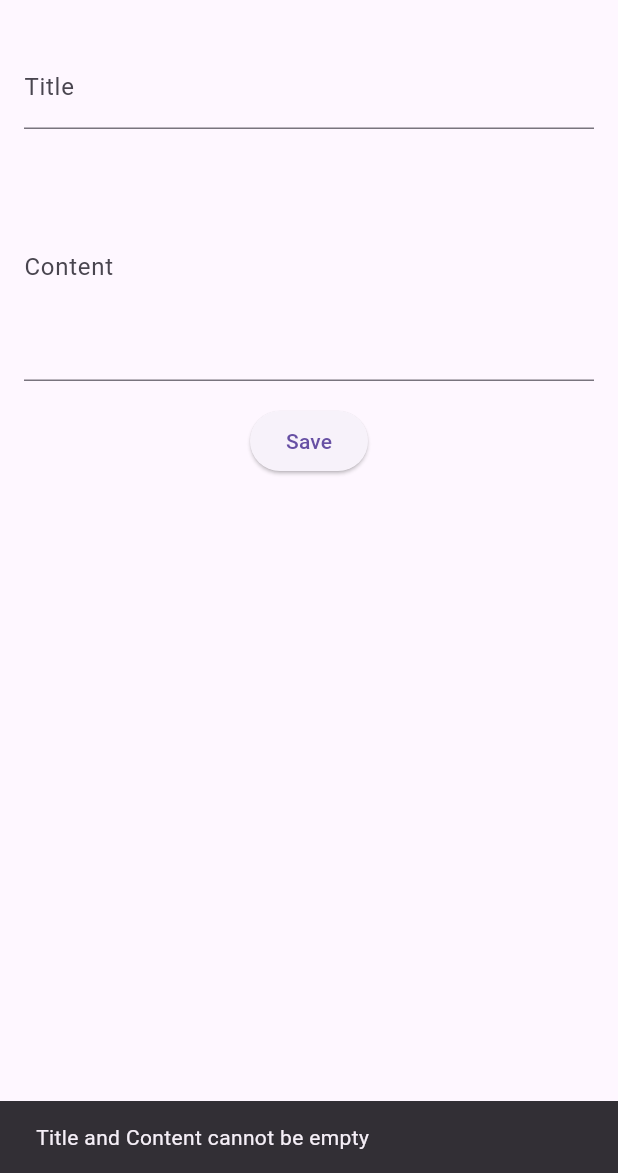
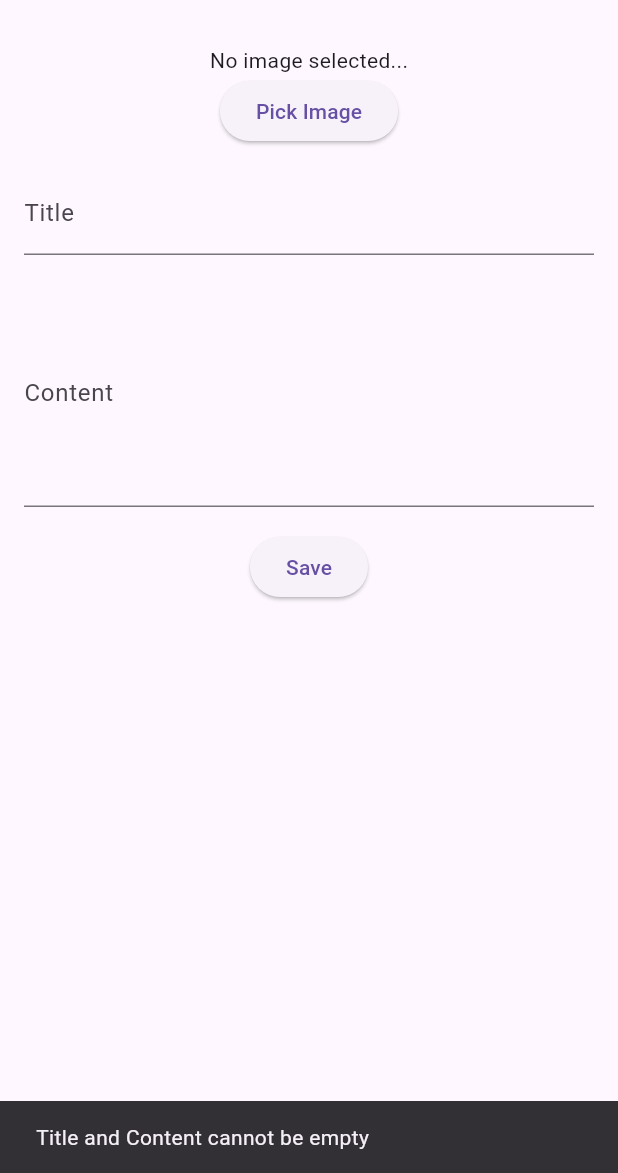
Before and after one commit to Cels12/flutter-diary, a Flutter app: the AddDiaryPage screen opened directly, after a tap on "Save", on a phone screen of 412 x 824 dp, the part 63-1236 px from its top. Run offline on Flutter 3.47's test engine with Material 3 defaults, Android fonts, the phone set to English and light mode, and no system bars; our stand-ins replace image_picker, permission_handler, supabase_flutter; accounts and stored records are empty.

Commit message:
Menambahkan fitur upload image juga show image

```diff
--- a/lib/add_diary_page.dart
+++ b/lib/add_diary_page.dart
@@ -1,5 +1,8 @@
 import 'package:flutter/material.dart';
 import 'package:supabase_flutter/supabase_flutter.dart';
+import 'dart:io';
+import 'package:permission_handler/permission_handler.dart';
+import 'package:image_picker/image_picker.dart';
 
 class AddDiaryPage extends StatefulWidget {
   const AddDiaryPage({super.key});
@@ -9,48 +12,94 @@ class AddDiaryPage extends StatefulWidget {
 }
 
 class _AddDiaryPageState extends State<AddDiaryPage> {
+  File? _imageFile;
   final TextEditingController _titleController = TextEditingController();
   final TextEditingController _contentController = TextEditingController();
 
-  Future<void> _addDiary() async {
+  //pick image
+  Future pickImage() async {
+    //picker
+    final ImagePicker picker = ImagePicker();
+
+    //pick from gallery
+    final XFile? image = await picker.pickImage(source: ImageSource.gallery);
+
+    //update image preview
+    if (image != null) {
+      setState(() {
+        _imageFile = File(image.path);
+      });
+    }
+  }
+
+  //upload
+  Future<String?> uploadImage() async {
+    if (_imageFile == null) return null;
+
+    final fileName = DateTime.now().millisecondsSinceEpoch.toString();
+    final path = 'uploads/$fileName';
+
+    try {
+      await Supabase.instance.client.storage.from('images').upload(path, _imageFile!);
+      return path; // Return the uploaded image path
+    } catch (e) {
+      // Handle errors during upload
+      ScaffoldMessenger.of(context).showSnackBar(
+        SnackBar(content: Text('Image upload failed: ${e.toString()}')),
+      );
+      return null;
+    }
+  }
+
+
+  Future<void> _addDiary(String? imagePath) async {
     final title = _titleController.text;
     final content = _contentController.text;
 
     if (title.isEmpty || content.isEmpty) {
       ScaffoldMessenger.of(context).showSnackBar(
-        SnackBar(content: Text('Title and Content cannot be empty')),
+        const SnackBar(content: Text('Title and Content cannot be empty')),
       );
       return;
     }
 
     try {
-      // Kirim data ke Supabase
+      // Insert diary data into Supabase
       final response = await Supabase.instance.client
           .from('diaries')
-          .insert({'title': title, 'content': content})
+          .insert({
+        'title': title,
+        'content': content,
+        'image_path': imagePath, // Save image path if available
+      })
           .select();
 
-      // Cek jika data berhasil ditambahkan
-      if(context.mounted){
+      // Feedback to user
+      if (context.mounted) {
         if (response.isNotEmpty) {
           ScaffoldMessenger.of(context).showSnackBar(
-            SnackBar(content: Text('Diary added successfully!')),
+            const SnackBar(content: Text('Diary added successfully!')),
           );
           Navigator.pop(context);
         } else {
           ScaffoldMessenger.of(context).showSnackBar(
-            SnackBar(content: Text('Failed to add diary')),
+            const SnackBar(content: Text('Failed to add diary')),
           );
         }
       }
     } catch (e) {
-      // Tangani error jika ada masalah
+      // Handle errors
       ScaffoldMessenger.of(context).showSnackBar(
         SnackBar(content: Text('Error: ${e.toString()}')),
       );
     }
   }
 
+
+  Future<void> _saveDiary() async {
+    final imagePath = await uploadImage();
+    await _addDiary(imagePath);
+  }
 
 
   @override
@@ -61,6 +110,24 @@ class _AddDiaryPageState extends State<AddDiaryPage> {
         padding: const EdgeInsets.all(16.0),
         child: Column(
           children: [
+            // Show selected image with size constraints
+            _imageFile != null
+                ? Container(
+              constraints: BoxConstraints(
+                maxHeight: 100, // Set a max height for the image
+                maxWidth: double.infinity, // Allow it to take the full width
+              ),
+              child: Image.file(
+                _imageFile!,
+                fit: BoxFit.cover, // Ensure the image scales properly within the box
+              ),
+            )
+                : const Text('No image selected...'),
+            ElevatedButton(
+                onPressed: pickImage,
+                child: const Text('Pick Image')
+            ),
+            SizedBox(height: 16),
             TextField(
               controller: _titleController,
               decoration: InputDecoration(labelText: 'Title'),
@@ -72,8 +139,9 @@ class _AddDiaryPageState extends State<AddDiaryPage> {
               maxLines: 5,
             ),
             SizedBox(height: 16),
+            //button save diary
             ElevatedButton(
-              onPressed: _addDiary,
+              onPressed: _saveDiary,
               child: Text('Save'),
             ),
           ],
--- a/lib/home.dart
+++ b/lib/home.dart
@@ -216,9 +216,24 @@ class Home extends StatelessWidget {
                             }
                           },
                         ),
+                        diary['image_path'] != null
+                            ? Image.network(
+                            Supabase.instance.client.storage
+                              .from('images')
+                                .getPublicUrl(diary['image_path']),
+                          width: 50,
+                          height: 50,
+                          fit: BoxFit.cover,
+                        )
+                            :const Icon(Icons.image, size: 50),
                       ],
                     ),
                     onTap: () {
+                      final imagePath = diary['image_path'] ?? '';
+                      final imageUrl = imagePath.isNotEmpty
+                          ? Supabase.instance.client.storage.from('images').getPublicUrl(imagePath)
+                          : ''; // Ensure fallback to an empty string if imagePath is empty.
+
                       Navigator.push(
                         context,
                         MaterialPageRoute(
@@ -226,6 +241,7 @@ class Home extends StatelessWidget {
                             title: title,
                             content: content,
                             date: formattedDate,
+                            imageUrl: imageUrl,
                           ),
                         ),
                       );
--- a/lib/note_page.dart
+++ b/lib/note_page.dart
@@ -4,12 +4,14 @@ class NotePage extends StatelessWidget {
   final String title;
   final String content;
   final String date;
+  final String imageUrl;
 
   const NotePage({
     super.key,
     required this.title,
     required this.content,
     required this.date,
+    required this.imageUrl, // Added imageUrl as a required parameter
   });
 
   @override
@@ -19,7 +21,7 @@ class NotePage extends StatelessWidget {
         title: const Text('Diary'),
       ),
       body: Padding(
-          padding: const EdgeInsets.all(16.0),
+        padding: const EdgeInsets.all(16.0),
         child: Column(
           crossAxisAlignment: CrossAxisAlignment.start,
           children: [
@@ -44,7 +46,30 @@ class NotePage extends StatelessWidget {
                 fontSize: 16,
               ),
             ),
-          ]
+            const SizedBox(height: 16),
+            // Display the image if the URL is not empty
+            imageUrl.isNotEmpty
+                ? Container(
+              constraints: BoxConstraints(
+                maxHeight: 300, // Limit the image height
+                maxWidth: double.infinity,
+              ),
+              child: Image.network(
+                imageUrl,
+                fit: BoxFit.cover, // Ensure the image fits properly
+                loadingBuilder: (context, child, loadingProgress) {
+                  if (loadingProgress == null) return child;
+                  return const Center(
+                    child: CircularProgressIndicator(),
+                  );
+                },
+                errorBuilder: (context, error, stackTrace) {
+                  return const Text('Failed to load image');
+                },
+              ),
+            )
+                : const Text('No image available'),
+          ],
         ),
       ),
     );
--- a/pubspec.yaml
+++ b/pubspec.yaml
@@ -38,6 +38,8 @@ dependencies:
   flutter_dotenv: ^5.2.1
   flutter_launcher_icons: ^0.14.3
   intl: ^0.20.1
+  image_picker: ^1.1.2
+  permission_handler: ^11.3.1
 
 dev_dependencies:
   flutter_test:
```
Also changed, not shown: 6 other files.
